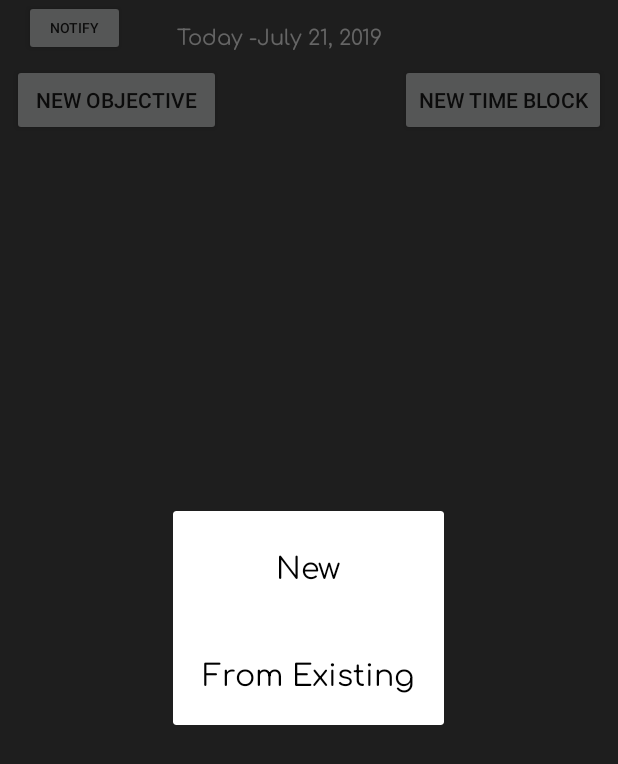
After one commit to savardaaj/Flexis, an Android app: the fragment FragmentAddObjectiveOptions placed in its activity, on a phone screen of 412 x 824 dp. The commit adds this screen. Shown: the top 764 px of the screen. Run offline under Robolectric (Android 15) with nearby library versions, the phone set to English and light mode, and no system bars; our stand-ins replace Firebase (no records; nobody signed in at launch, a user with empty details on screens opened directly); 2 statements that could not run were skipped.

Commit message:
adding dialog fragment

```diff
--- /dev/null
+++ b/app/src/main/java/com/asav/flexis/FragmentAddObjectiveOptions.java
@@ -0,0 +1,113 @@
+package com.asav.flexis;
+
+import android.os.Bundle;
+import android.view.KeyEvent;
+import android.view.LayoutInflater;
+import android.view.View;
+import android.view.ViewGroup;
+import android.view.WindowManager;
+import android.view.inputmethod.EditorInfo;
+import android.widget.EditText;
+import android.widget.TextView;
+
+import androidx.annotation.Nullable;
+import androidx.fragment.app.DialogFragment;
+
+public class FragmentAddObjectiveOptions extends DialogFragment implements TextView.OnEditorActionListener {
+
+    private TextView tvNew, tvFromExisting;
+    String tbId = "";
+
+    public FragmentAddObjectiveOptions() {
+
+        // Empty constructor is required for DialogFragment
+
+        // Make sure not to add arguments to the constructor
+
+        // Use `newInstance` instead as shown below
+    }
+
+    // 1. Defines the listener interface with a method passing back data result.
+
+    public interface FragmentAddObjectiveOptionsListener {
+
+        void onFinishEditDialog(String inputText, String tbId);
+
+    }
+
+    public static FragmentAddObjectiveOptions newInstance(String title, String tbId) {
+
+        FragmentAddObjectiveOptions frag = new FragmentAddObjectiveOptions();
+        Bundle args = new Bundle();
+        args.putString("title", title);
+        args.putString("tbId", tbId);
+        frag.setArguments(args);
+
+        return frag;
+    }
+
+    @Override
+
+    public View onCreateView(LayoutInflater inflater, ViewGroup container,
+                             Bundle savedInstanceState) {
+        return inflater.inflate(R.layout.fragment_add_objective_options, container);
+    }
+
+    @Override
+
+    public void onViewCreated(View view, @Nullable Bundle savedInstanceState) {
+        super.onViewCreated(view, savedInstanceState);
+
+        // Get field from view
+
+        tvNew = view.findViewById(R.id.tv_from_new);
+        tvFromExisting = view.findViewById(R.id.tv_from_existing);
+
+        // Fetch arguments from bundle and set title
+        String title = getArguments().getString("title", "Enter Name");
+        this.tbId = getArguments().getString("tbId", "Enter Name");
+
+        getDialog().setTitle(title);
+
+        // Show soft keyboard automatically and request focus to field
+        //mEditText.requestFocus();
+
+        getDialog().getWindow().setSoftInputMode(
+            WindowManager.LayoutParams.SOFT_INPUT_STATE_VISIBLE);
+
+        // 2. Setup a callback when the "Done" button is pressed on keyboard
+        tvNew.setOnEditorActionListener(this);
+        tvFromExisting.setOnEditorActionListener(this);
+    }
+
+    // Fires whenever the textfield has an action performed
+
+    // In this case, when the "Done" button is pressed
+
+    // REQUIRES a 'soft keyboard' (virtual keyboard)
+
+    @Override
+
+    public boolean onEditorAction(TextView v, int actionId, KeyEvent event) {
+
+        FragmentAddObjectiveOptionsListener listener = (FragmentAddObjectiveOptionsListener) getActivity();
+        listener.onFinishEditDialog(v.getText().toString(), tbId);
+
+        dismiss();
+
+        /*if (EditorInfo.IME_ACTION_DONE == actionId) {
+
+            // Return input text back to activity through the implemented listener
+
+            FragmentAddObjectiveOptionsListener listener = (FragmentAddObjectiveOptionsListener) getActivity();
+
+            //listener.onFinishEditDialog(mEditText.getText().toString());
+
+            // Close the dialog and return back to the parent activity
+
+            return true;
+
+        }*/
+        return false;
+    }
+}
--- a/app/src/main/java/com/asav/flexis/Objective.java
+++ b/app/src/main/java/com/asav/flexis/Objective.java
@@ -1,6 +1,6 @@
 package com.asav.flexis;
 
-import java.time.LocalDateTime;
+import java.util.Date;
 
 public class Objective {
 
@@ -12,7 +12,7 @@ public class Objective {
     public String duration;
     public String frequency;
     public String status;
-    public LocalDateTime dateCompleted;
+    public Date dateCompleted;
     public TimeBlock timeblock;
     public String timeblockId;
     public boolean isComplete;
--- /dev/null
+++ b/app/src/main/res/layout/fragment_add_objective_options.xml
@@ -0,0 +1,28 @@
+<?xml version="1.0" encoding="utf-8"?>
+<LinearLayout xmlns:android="http://schemas.android.com/apk/res/android"
+    android:layout_width="wrap_content"
+    android:layout_height="wrap_content"
+    android:orientation="vertical">
+
+    <TextView
+        android:id="@+id/tv_from_new"
+        android:layout_width="match_parent"
+        android:layout_height="wrap_content"
+        android:fontFamily="@font/comfortaa"
+        android:padding="20sp"
+        android:text="New"
+        android:textAlignment="center"
+        android:textColor="@android:color/black"
+        android:textSize="20sp" />
+
+    <TextView
+        android:id="@+id/tv_from_existing"
+        android:layout_width="wrap_content"
+        android:layout_height="wrap_content"
+        android:fontFamily="@font/comfortaa"
+        android:padding="20sp"
+        android:text="From Existing"
+        android:textAlignment="center"
+        android:textColor="@android:color/black"
+        android:textSize="20sp" />
+</LinearLayout>
```
Also changed, not shown: app/src/main/java/com/asav/flexis/DatabaseHandler.java (+104 -2 lines), app/src/main/java/com/asav/flexis/MainActivity.java (+107 -112 lines), app/src/main/java/com/asav/flexis/ObjectivePage.java (+22 -5 lines), app/src/main/java/com/asav/flexis/TimeBlockPage.java (+24 -11 lines), app/src/main/res/layout/activity_blockpage.xml (+10 -0 lines), app/src/main/res/layout/activity_objectivepage.xml (+12 -3 lines).
